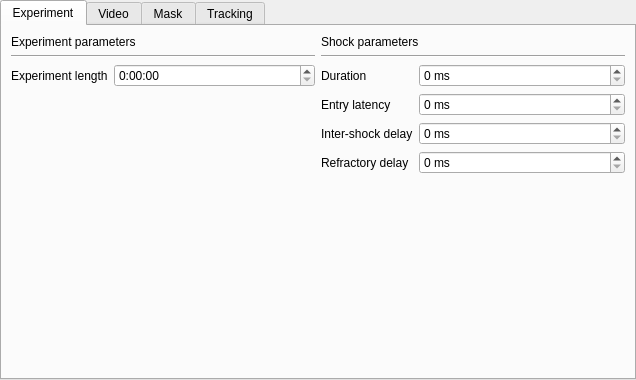
Before: the Qt Designer form configwindow.ui in fgu-cas/kachna-tracker, drawn with Qt 5.
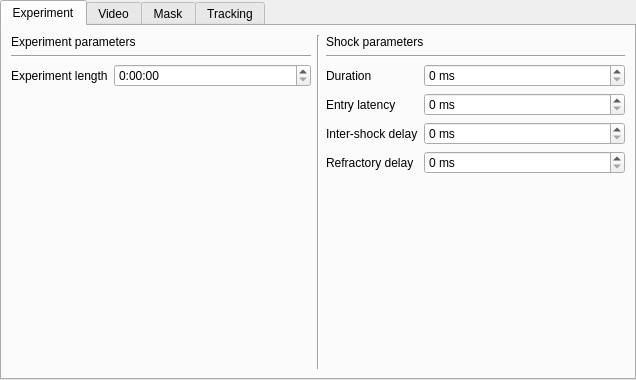
After: the same form once the commit is applied.

What changed in the file:
```diff
--- a/configwindow.ui
+++ b/configwindow.ui
@@ -102,6 +102,13 @@
         </item>
        </layout>
       </item>
+      <item>
+       <widget class="Line" name="line_6">
+        <property name="orientation">
+         <enum>Qt::Vertical</enum>
+        </property>
+       </widget>
+      </item>
       <item>
        <layout class="QVBoxLayout" name="verticalLayout_6">
         <item>
```
